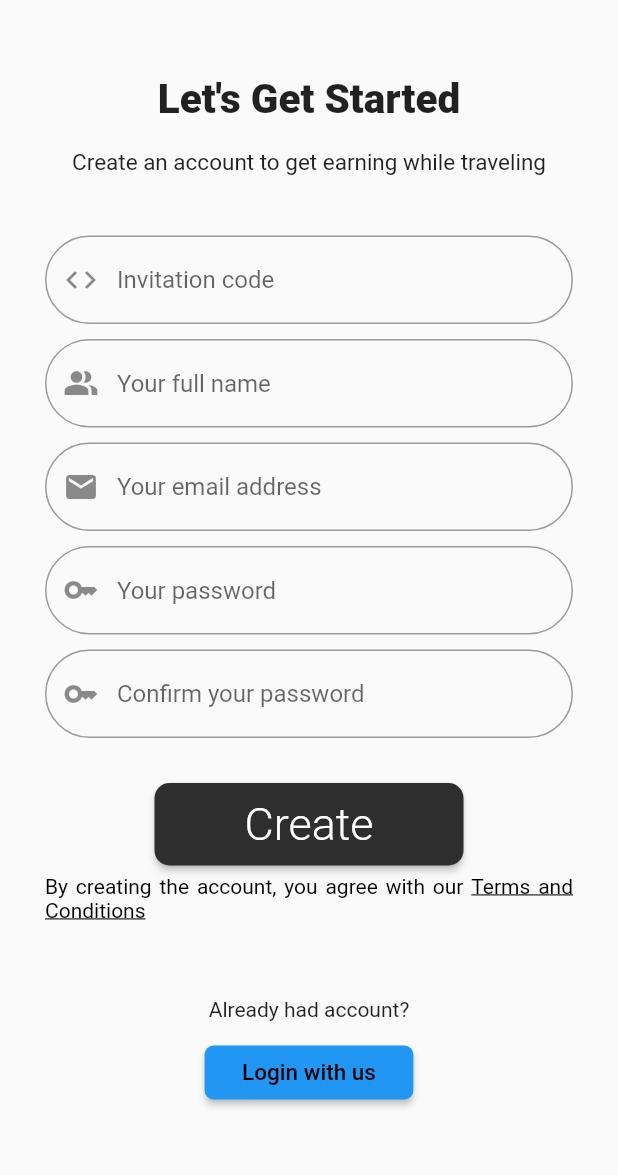
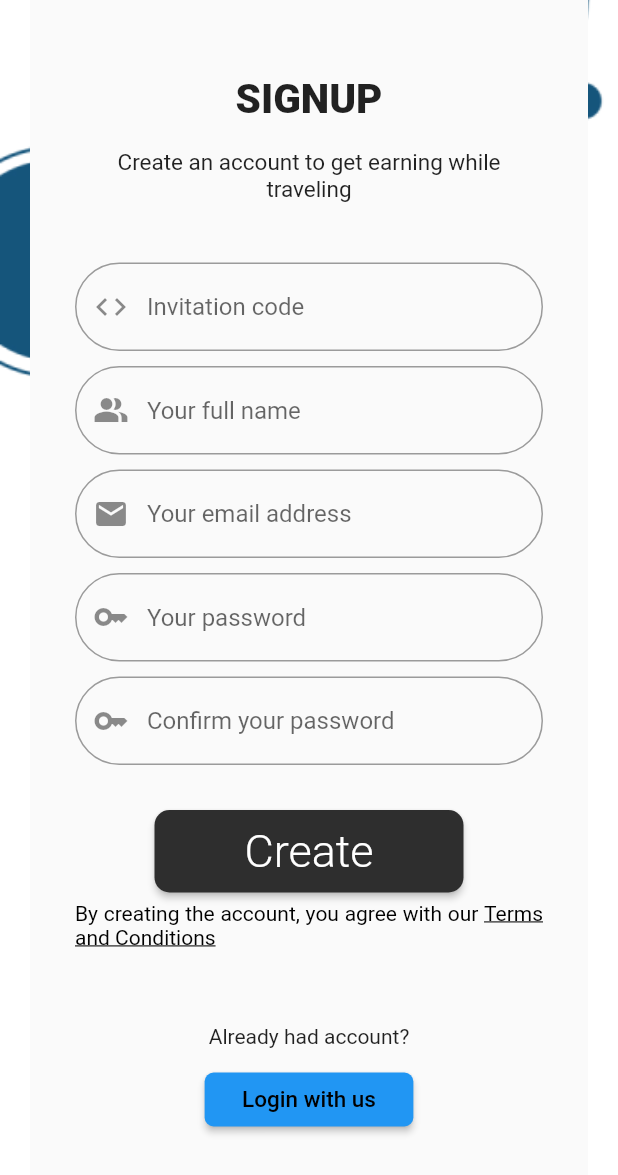
Before and after one commit to takayatomose/travel-token-mobile, a Flutter app: the SignUpScreen screen opened directly, on a phone screen of 412 x 824 dp. Shown: the top 1175 px of the screen. Run offline on Flutter 3.47's test engine with Material 2 defaults, Android fonts, the phone set to English and light mode, and no system bars; our stand-ins replace flutter_bloc, flutter_dotenv.

Commit message:
signup screen

```diff
--- a/lib/screens/signup_screen.dart
+++ b/lib/screens/signup_screen.dart
@@ -7,7 +7,6 @@ import 'package:xtrip_mobile/bloc/auth/sign_up/signup_state.dart';
 import 'package:xtrip_mobile/cubits/auth_cubit.dart';
 import 'package:xtrip_mobile/repositories/auth_repository.dart';
 import 'package:xtrip_mobile/widgets/border_text_field.dart';
-// import 'package:provider/'
 
 class SignUpScreen extends StatefulWidget {
   const SignUpScreen({Key? key}) : super(key: key);
@@ -18,15 +17,18 @@ class SignUpScreen extends StatefulWidget {
 
 class _SignUpScreen extends State<SignUpScreen> {
   final GlobalKey<FormState> _signupFormKey = GlobalKey<FormState>();
-  // final TextEditingController email = TextEditingController();
-  // final TextEditingController fullName = TextEditingController();
   final TextEditingController password = TextEditingController();
   final TextEditingController confirmPassword = TextEditingController();
-  // final TextEditingController invitationCode = TextEditingController();
 
   @override
   Widget build(BuildContext context) {
-    return Scaffold(
+    return Container(
+      padding: const EdgeInsets.symmetric(horizontal: 20),
+      decoration: const BoxDecoration(
+          image: DecorationImage(
+              image: AssetImage('assets/images/signup_1.png'),
+              fit: BoxFit.cover)),
+      child: Scaffold(
         resizeToAvoidBottomInset: false,
         body: BlocProvider(
           create: (context) => SignUpBloc(
@@ -130,7 +132,9 @@ class _SignUpScreen extends State<SignUpScreen> {
                                     borderRadius: BorderRadius.circular(10))),
                             onPressed: () {
                               if (_signupFormKey.currentState!.validate()) {
-                              context.read<SignUpBloc>().add(SignUpSubmitted());
+                                context
+                                    .read<SignUpBloc>()
+                                    .add(SignUpSubmitted());
                               }
                             },
                             child: const Text(
@@ -156,7 +160,8 @@ class _SignUpScreen extends State<SignUpScreen> {
                                     TextSpan(
                                         text: 'Terms and Conditions',
                                         style: const TextStyle(
-                                          decoration: TextDecoration.underline),
+                                            decoration:
+                                                TextDecoration.underline),
                                         recognizer: TapGestureRecognizer()
                                           ..onTap = () {})
                                   ]),
@@ -177,7 +182,8 @@ class _SignUpScreen extends State<SignUpScreen> {
                             ),
                             child: const Text(
                               'Login with us',
-                            style: TextStyle(fontSize: 15, color: Colors.black),
+                              style:
+                                  TextStyle(fontSize: 15, color: Colors.black),
                             ))
                       ],
                     ),
@@ -185,6 +191,7 @@ class _SignUpScreen extends State<SignUpScreen> {
                 ),
               ),
             )),
+          ),
         ),
       ),
     );
@@ -205,7 +212,7 @@ class _SignUpScreen extends State<SignUpScreen> {
     return const Padding(
       padding: EdgeInsets.only(bottom: 17),
       child: Text(
-        'Let\'s Get Started',
+        'SIGNUP',
         textAlign: TextAlign.center,
         style: TextStyle(fontWeight: FontWeight.w800, fontSize: 27),
       ),
```
Lines whose indentation alone changed are shown as unchanged.
